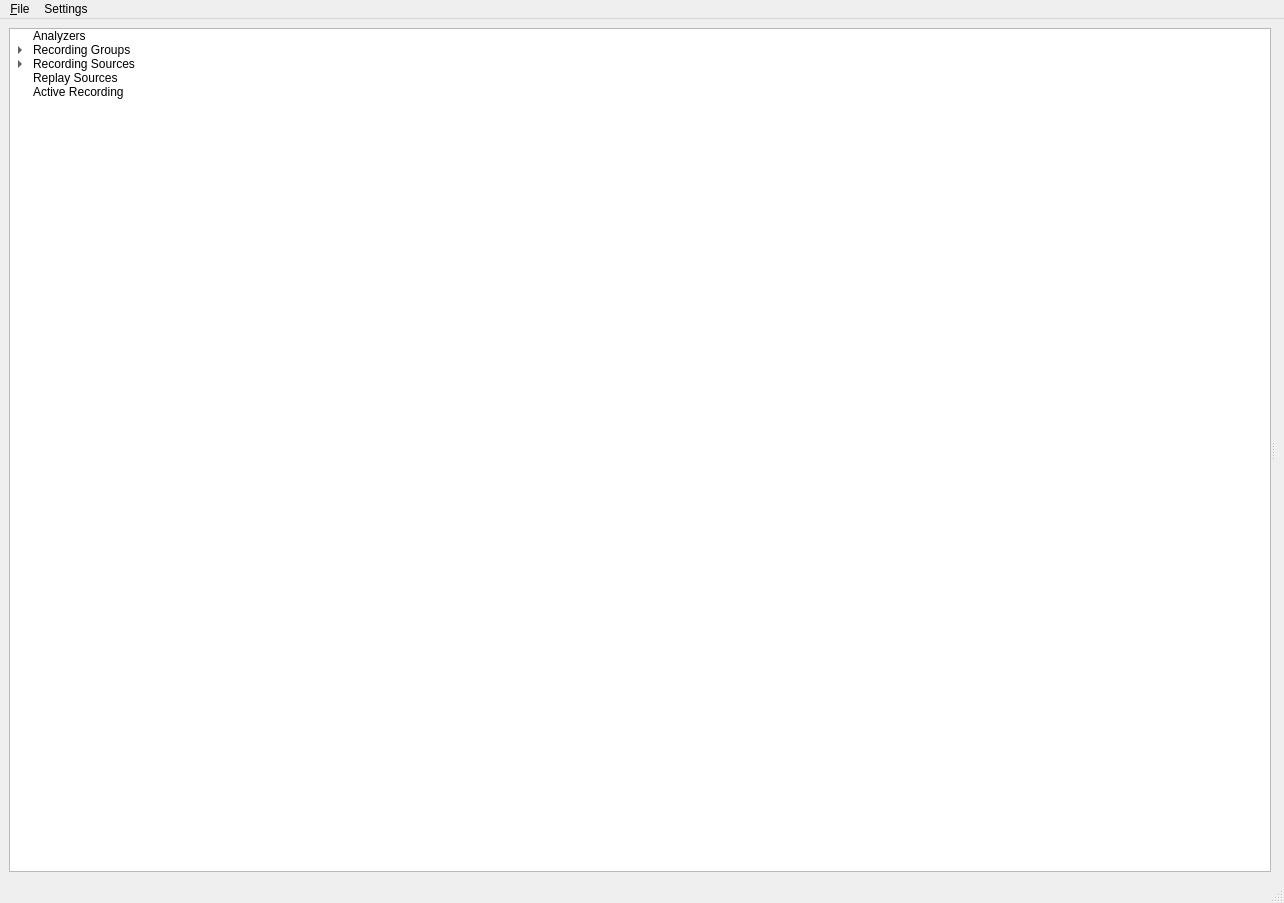
The window that frontend/uh/forms/MainWindow.ui (reframedultimate/ReFramed) describes before a commit, drawn with Qt 5.
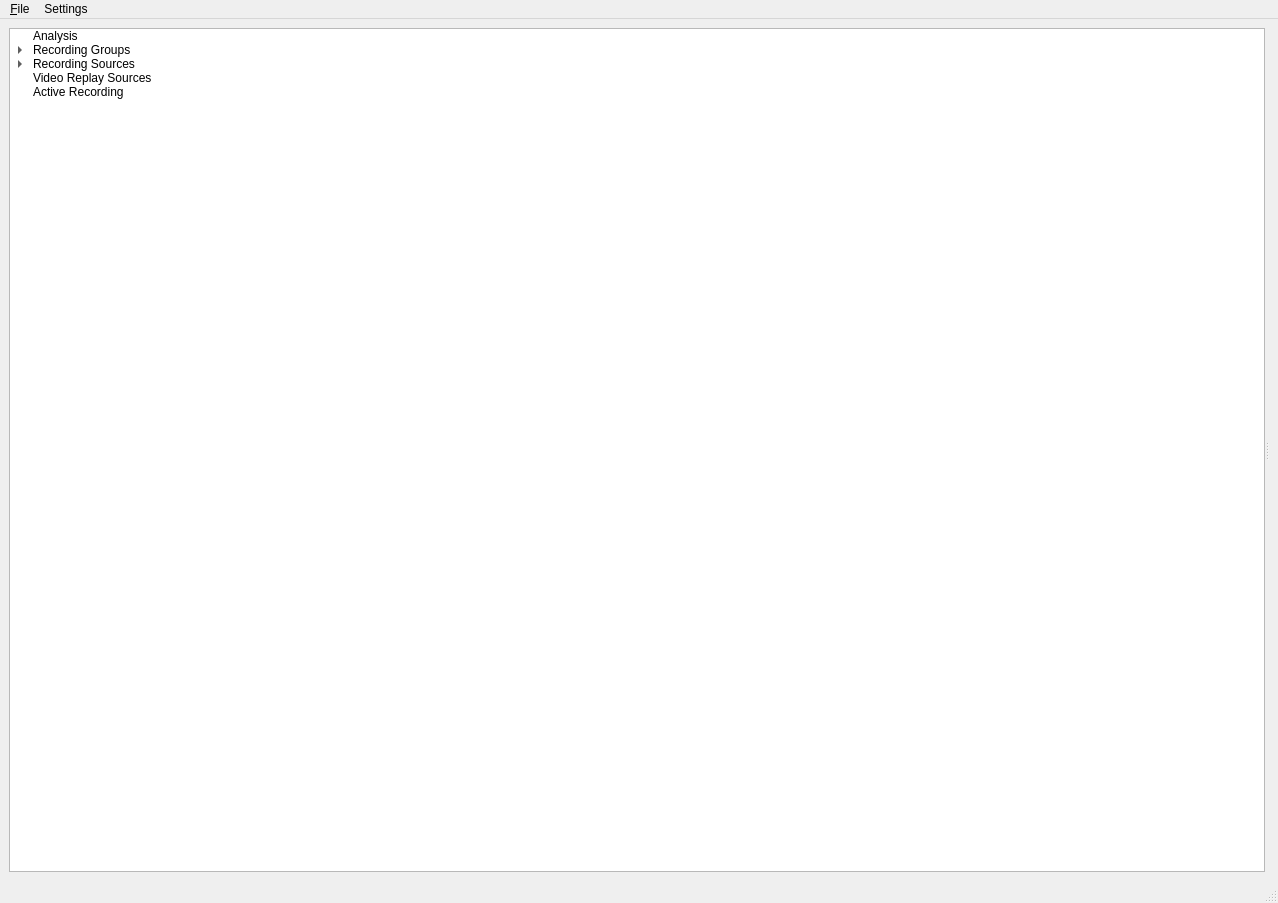
The same window after the commit.

The edit to the form file:
```diff
--- a/frontend/uh/forms/MainWindow.ui
+++ b/frontend/uh/forms/MainWindow.ui
@@ -6,7 +6,7 @@
    <rect>
     <x>0</x>
     <y>0</y>
-    <width>1284</width>
+    <width>1278</width>
     <height>903</height>
    </rect>
   </property>
@@ -21,6 +21,18 @@
        <enum>Qt::Horizontal</enum>
       </property>
       <widget class="QTreeWidget" name="treeWidget_categories">
+       <property name="sizePolicy">
+        <sizepolicy hsizetype="Expanding" vsizetype="Expanding">
+         <horstretch>0</horstretch>
+         <verstretch>0</verstretch>
+        </sizepolicy>
+       </property>
+       <property name="minimumSize">
+        <size>
+         <width>0</width>
+         <height>0</height>
+        </size>
+       </property>
        <property name="alternatingRowColors">
         <bool>false</bool>
        </property>
@@ -40,7 +52,7 @@
        </column>
        <item>
         <property name="text">
-         <string>Analyzers</string>
+         <string>Analysis</string>
         </property>
        </item>
        <item>
@@ -70,7 +82,7 @@
        </item>
        <item>
         <property name="text">
-         <string>Replay Sources</string>
+         <string>Video Replay Sources</string>
         </property>
        </item>
        <item>
@@ -91,7 +103,7 @@
     <rect>
      <x>0</x>
      <y>0</y>
-     <width>1284</width>
+     <width>1278</width>
      <height>39</height>
     </rect>
    </property>
```
Left out of the diff: 19 changed lines with no effect on the pictures.
